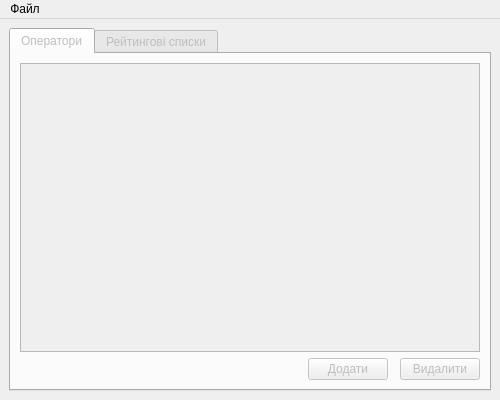
Qt form CourseWork/Редактор/mainmenu.ui (Adept-5455/CourseWork) before a commit.
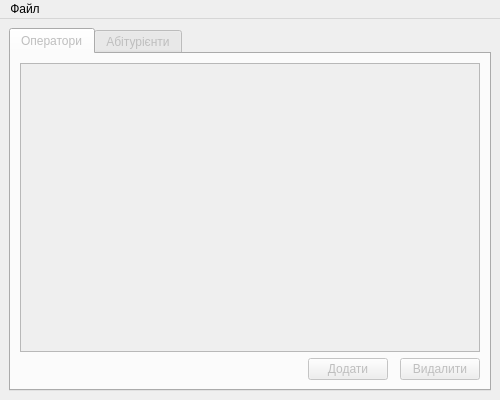
The same form after that commit.

The edit to the form file:
```diff
--- a/CourseWork/Редактор/mainmenu.ui
+++ b/CourseWork/Редактор/mainmenu.ui
@@ -80,7 +80,7 @@
       </widget>
       <widget class="QWidget" name="ratingTab">
        <attribute name="title">
-        <string>Рейтингові списки</string>
+        <string>Абітурієнти</string>
        </attribute>
        <layout class="QGridLayout" name="gridLayout_3">
         <item row="1" column="1">
```
Left out of the diff: 8 changed lines with no effect on the pictures.
